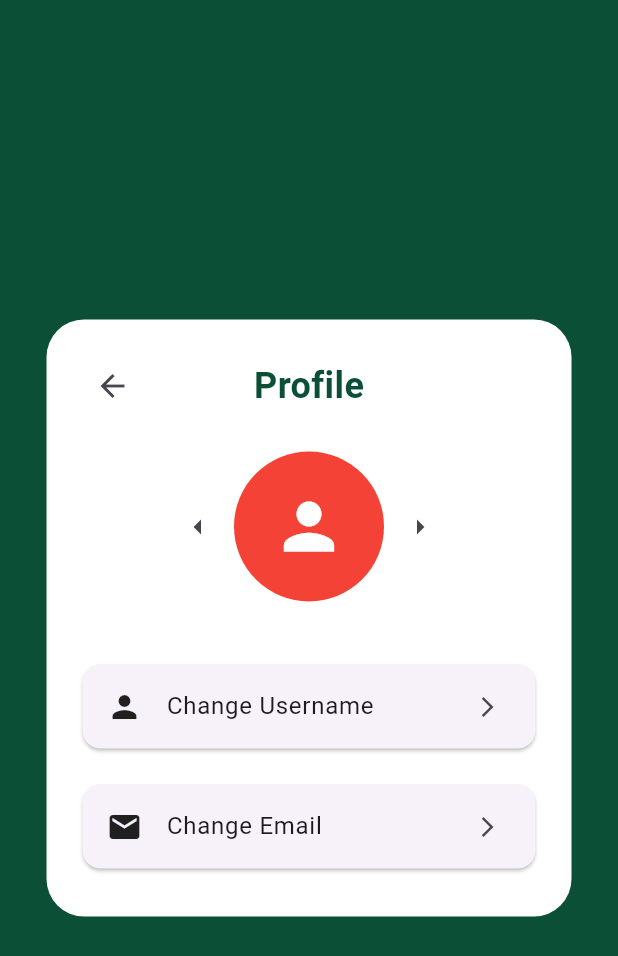
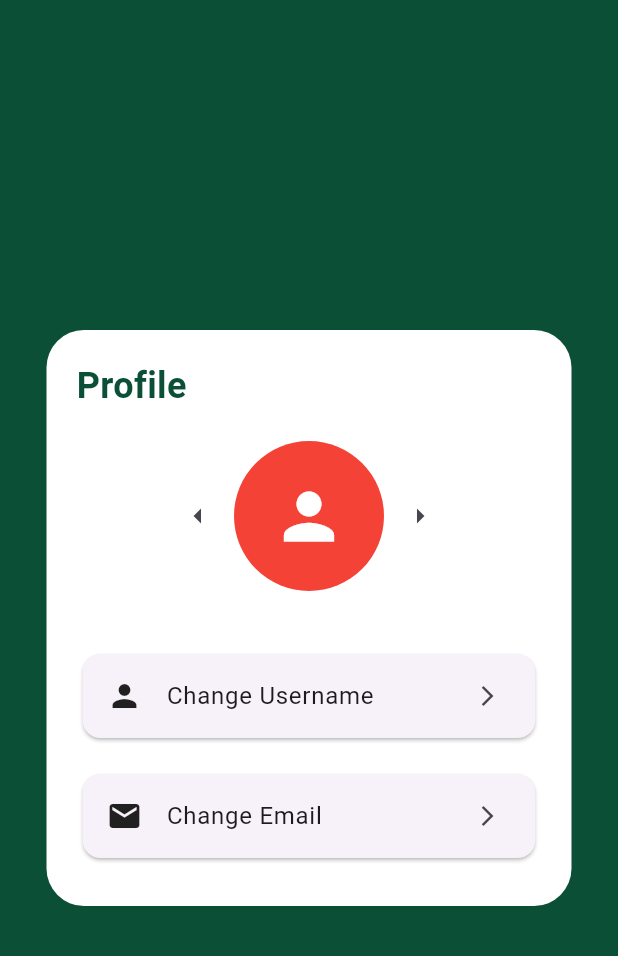
Before and after one commit to CR1SI/CarbonFootPrinters, a Flutter app: the ProfileScreen screen opened directly, on a phone screen of 412 x 824 dp. Shown: the top 956 px of the screen. Run offline on Flutter 3.47's test engine with Material 3 defaults, Android fonts, the phone set to English and light mode, and no system bars.

Commit message:
Update profile_screen.dart

```diff
--- a/front-end/carbon_foot_printer/lib/profile_screen.dart
+++ b/front-end/carbon_foot_printer/lib/profile_screen.dart
@@ -45,10 +45,6 @@ class _ProfileScreenState extends State<ProfileScreen> {
                 Row(
                   mainAxisAlignment: MainAxisAlignment.spaceBetween,
                   children: [
-                    IconButton(
-                      icon: const Icon(Icons.arrow_back),
-                      onPressed: () => Navigator.pop(context),
-                    ),
                     const Text(
                       "Profile",
                       style: TextStyle(
```
